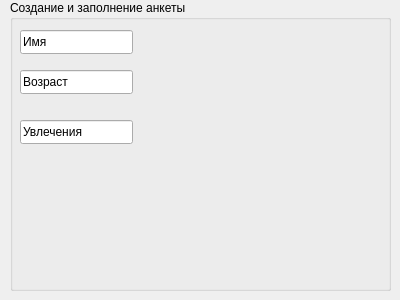
Old version of the form secondWindow.ui in the repository YupiSoftwarePunk/Flirt-Finder.
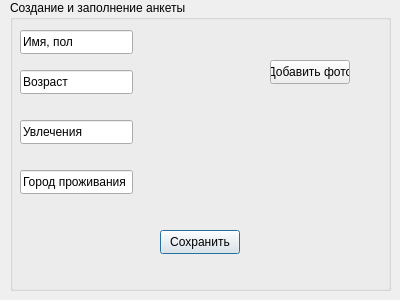
New version of the form.

Commit message: Created prototype of second page

Diff of the .ui file:
```diff
--- a/secondWindow.ui
+++ b/secondWindow.ui
@@ -35,7 +35,7 @@
      </rect>
     </property>
     <property name="text">
-     <string>Имя</string>
+     <string>Имя, пол</string>
     </property>
    </widget>
    <widget class="QLineEdit" name="lineEdit_2">
@@ -64,6 +64,45 @@
      <string>Увлечения</string>
     </property>
    </widget>
+   <widget class="QPushButton" name="pushButton">
+    <property name="geometry">
+     <rect>
+      <x>150</x>
+      <y>230</y>
+      <width>80</width>
+      <height>24</height>
+     </rect>
+    </property>
+    <property name="text">
+     <string>Сохранить</string>
+    </property>
+   </widget>
+   <widget class="QLineEdit" name="lineEdit_4">
+    <property name="geometry">
+     <rect>
+      <x>10</x>
+      <y>170</y>
+      <width>113</width>
+      <height>24</height>
+     </rect>
+    </property>
+    <property name="text">
+     <string>Город проживания</string>
+    </property>
+   </widget>
+   <widget class="QPushButton" name="pushButton_2">
+    <property name="geometry">
+     <rect>
+      <x>260</x>
+      <y>60</y>
+      <width>80</width>
+      <height>24</height>
+     </rect>
+    </property>
+    <property name="text">
+     <string>Добавить фото</string>
+    </property>
+   </widget>
   </widget>
  </widget>
  <resources/>
```
The commit also changes 19 other files.
